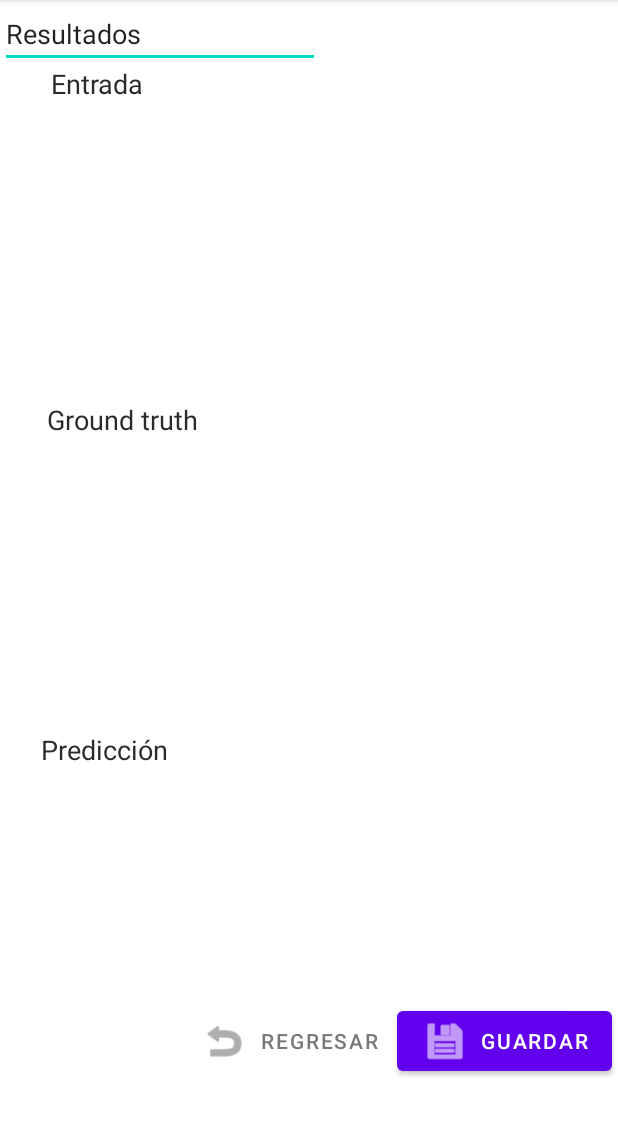
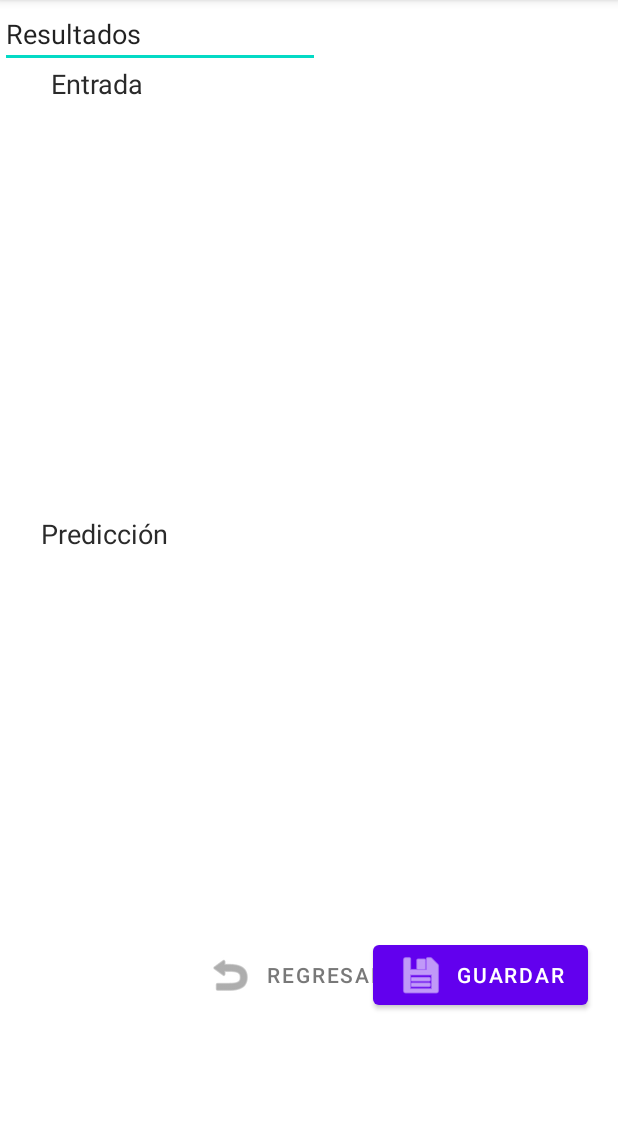
Before and after one commit to jmonrealr/Image-Segmentation-UPV, an Android app: the Resultados screen opened directly, with no data from a screen before it, on a phone screen of 412 x 824 dp, the part 84-1220 px from its top. Run offline under Robolectric (Android 15) with nearby library versions, the phone set to English and light mode, and no system bars; pictures from the network do not load.

Commit message:
Ya merito

```diff
--- a/app/src/main/java/com/jmonreal/segmentation/MainActivity.java
+++ b/app/src/main/java/com/jmonreal/segmentation/MainActivity.java
@@ -12,6 +12,7 @@ import android.provider.DocumentsContract;
 import android.provider.MediaStore;
 import android.util.Log;
 import android.view.View;
+import android.widget.Toast;
 import androidx.appcompat.app.AppCompatActivity;
 import android.os.Bundle;
 import androidx.appcompat.widget.AppCompatCheckBox;
@@ -99,6 +100,7 @@ public class MainActivity extends AppCompatActivity {
         }
         else if (requestCode == SELECCIONAR_FOTO && resultCode == RESULT_OK) { // Si fue seleccionada
             Uri path = data.getData(); // ... obtiene el path de la imagen...
+            Toast.makeText(this, String.valueOf(path), Toast.LENGTH_LONG).show();
             VisualizarFoto.setImgSeleccionada(path); // ...y la carga en la siguiente actividad.
             startActivity(verFoto); // Inicia la siguiente actividad
 
--- a/app/src/main/java/com/jmonreal/segmentation/Resultados.java
+++ b/app/src/main/java/com/jmonreal/segmentation/Resultados.java
@@ -14,8 +14,10 @@ import androidx.appcompat.app.AppCompatActivity;
 public class Resultados extends AppCompatActivity {
 
     private ImageView imgInput;
+    private ImageView imgPrediccion;
     private static Uri path;
     private static Bitmap imgRecibida = null;
+    private static Bitmap resultado = null;
 
     /**
      * Almacena la fotografia en esta actividad
@@ -24,6 +26,15 @@ public class Resultados extends AppCompatActivity {
     public static void setImgRecibida(Bitmap img){
         imgRecibida = img;
     }
+
+    /**
+     * Almacena la fotografia en esta actividad
+     * @param img Fotografia
+     */
+    public static void setResultado(Bitmap img){
+        resultado = img;
+    }
+
 
     /**
      * Almacena la ruta de la imagen en esta actividad
@@ -50,6 +61,8 @@ public class Resultados extends AppCompatActivity {
         else{
             imgInput.setImageURI(path);
         }
+        imgPrediccion = findViewById(R.id.imgPrediccion);
+        imgPrediccion.setImageBitmap(resultado);
     }
 
     /**
--- a/app/src/main/res/layout/resultados.xml
+++ b/app/src/main/res/layout/resultados.xml
@@ -21,42 +21,10 @@
     <ImageView
             android:layout_width="306dp"
             android:layout_height="166dp" tools:srcCompat="@tools:sample/backgrounds/scenic"
-            android:id="@+id/imgGround"
-            tools:ignore="MissingConstraints" app:layout_constraintEnd_toEndOf="parent"
-            android:layout_marginEnd="52dp" app:layout_constraintBottom_toBottomOf="parent"
-            android:layout_marginBottom="312dp"/>
-    <TextView
-            android:text="Ground truth"
-            android:layout_width="wrap_content"
-            android:layout_height="wrap_content" android:id="@+id/textView5"
-            android:textSize="18sp" android:textColor="#2A2A2A"
-            tools:ignore="MissingConstraints" app:layout_constraintEnd_toEndOf="parent"
-            app:layout_constraintBottom_toBottomOf="parent" android:layout_marginEnd="280dp"
-            android:layout_marginBottom="476dp"/>
-    <ImageView
-            android:layout_width="306dp"
-            android:layout_height="166dp" tools:srcCompat="@tools:sample/backgrounds/scenic"
             android:id="@+id/imgPrediccion"
             tools:ignore="MissingConstraints" app:layout_constraintEnd_toEndOf="parent"
             android:layout_marginEnd="52dp" app:layout_constraintBottom_toBottomOf="parent"
-            android:layout_marginBottom="84dp"/>
-    <TextView
-            android:text="Predicción"
-            android:layout_width="wrap_content"
-            android:layout_height="wrap_content" android:id="@+id/textView6"
-            android:textSize="18sp" android:textColor="#2A2A2A"
-            tools:ignore="MissingConstraints" app:layout_constraintEnd_toEndOf="parent"
-            app:layout_constraintBottom_toBottomOf="parent" android:layout_marginEnd="300dp"
-            android:layout_marginBottom="256dp"/>
-    <Button
-            android:text="Guardar"
-            android:layout_width="wrap_content"
-            android:layout_height="wrap_content" android:id="@+id/btnGuardar"
-            app:icon="@android:drawable/ic_menu_save"
-            tools:ignore="MissingConstraints" app:iconTint="#FFFFFF" android:gravity="center_horizontal|center_vertical"
-            app:layout_constraintEnd_toEndOf="parent"
-            android:layout_marginEnd="4dp" app:layout_constraintBottom_toBottomOf="parent"
-            android:layout_marginBottom="48dp"/>
+            android:layout_marginBottom="228dp"/>
     <Button
             android:id="@+id/btnAtras"
             android:layout_width="wrap_content"
@@ -65,9 +33,26 @@
             android:textColor="#C14C4C4C" app:iconTint="#C14C4C4C" android:background="#00FFFFFF"
             tools:ignore="MissingConstraints"
             app:layout_constraintEnd_toEndOf="parent"
-            android:layout_marginEnd="144dp"
+            android:layout_marginEnd="140dp"
             android:onClick="onClick" tools:text="Regresar" app:layout_constraintBottom_toBottomOf="parent"
-            android:layout_marginBottom="48dp" android:text="Regresar"/>
+            android:layout_marginBottom="92dp" android:text="Regresar"/>
+    <Button
+            android:text="Guardar"
+            android:layout_width="wrap_content"
+            android:layout_height="wrap_content" android:id="@+id/btnGuardar"
+            app:icon="@android:drawable/ic_menu_save"
+            tools:ignore="MissingConstraints" app:iconTint="#FFFFFF" android:gravity="center_horizontal|center_vertical"
+            app:layout_constraintEnd_toEndOf="parent"
+            android:layout_marginEnd="20dp" app:layout_constraintBottom_toBottomOf="parent"
+            android:layout_marginBottom="92dp"/>
+    <TextView
+            android:text="Predicción"
+            android:layout_width="wrap_content"
+            android:layout_height="wrap_content" android:id="@+id/textView6"
+            android:textSize="18sp" android:textColor="#2A2A2A"
+            tools:ignore="MissingConstraints" app:layout_constraintEnd_toEndOf="parent"
+            app:layout_constraintBottom_toBottomOf="parent" android:layout_marginEnd="300dp"
+            android:layout_marginBottom="400dp"/>
     <EditText
             android:layout_width="wrap_content"
             android:layout_height="wrap_content"
```
Also changed, not shown: app/src/main/java/com/jmonreal/segmentation/Kmeans.java (+30 -10 lines), app/src/main/java/com/jmonreal/segmentation/VisualizarFoto.java (+47 -0 lines).
